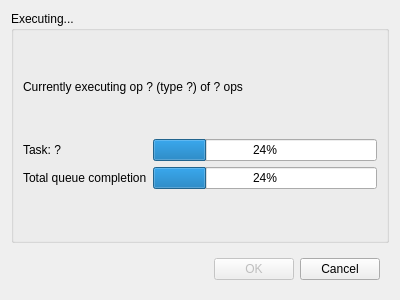
Above: isu/ui/prog.ui from clpi/isut before the change. Below: the same form after it.
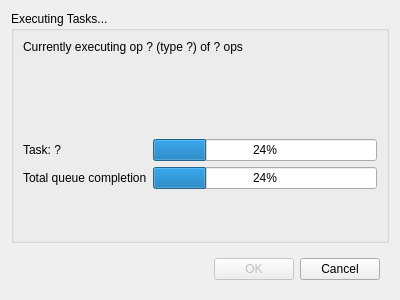
That is the form after the change.

Diff of the .ui file:
```diff
--- a/isu/ui/prog.ui
+++ b/isu/ui/prog.ui
@@ -23,14 +23,23 @@
       </sizepolicy>
      </property>
      <property name="title">
-      <string>Executing...</string>
+      <string>Executing Tasks... </string>
      </property>
      <layout class="QVBoxLayout" name="verticalLayout_2">
       <item>
        <widget class="QLabel" name="label">
+        <property name="sizePolicy">
+         <sizepolicy hsizetype="Preferred" vsizetype="Minimum">
+          <horstretch>0</horstretch>
+          <verstretch>0</verstretch>
+         </sizepolicy>
+        </property>
         <property name="text">
          <string>Currently executing op ? (type ?) of ? ops</string>
         </property>
+        <property name="alignment">
+         <set>Qt::AlignLeading|Qt::AlignLeft|Qt::AlignTop</set>
+        </property>
        </widget>
       </item>
       <item>
```
Left out of the diff: 26 changed lines with no effect on the pictures.
